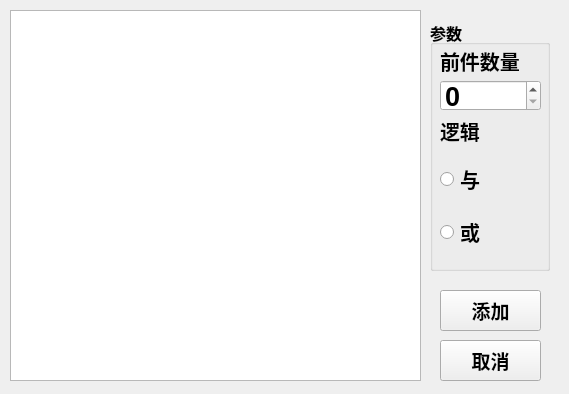
Before: the Qt Designer form course_design/Artificial_Intelligence_experiment/exp_1_Production_System/Production_System_with_GUI/DialogButtonBottom.ui in BLUEMOON233/code, drawn with Qt 5.
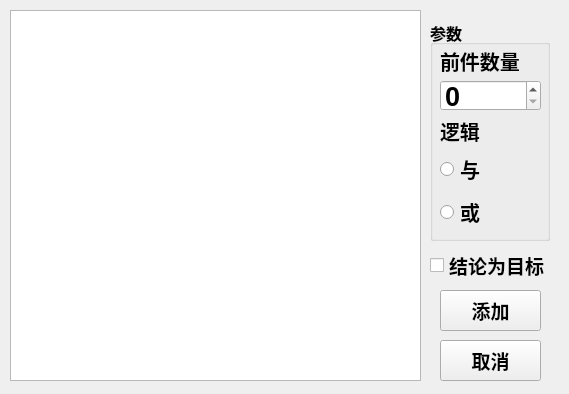
After: the same form once the commit is applied.

The edit to the form file:
```diff
--- a/course_design/Artificial_Intelligence_experiment/exp_1_Production_System/Production_System_with_GUI/DialogButtonBottom.ui
+++ b/course_design/Artificial_Intelligence_experiment/exp_1_Production_System/Production_System_with_GUI/DialogButtonBottom.ui
@@ -19,7 +19,7 @@
      <x>430</x>
      <y>20</y>
      <width>120</width>
-     <height>251</height>
+     <height>221</height>
     </rect>
    </property>
    <property name="font">
@@ -108,7 +108,7 @@
       <x>10</x>
       <y>130</y>
       <width>102</width>
-      <height>111</height>
+      <height>81</height>
      </rect>
     </property>
     <layout class="QVBoxLayout" name="RB_group">
@@ -200,6 +200,26 @@
     </font>
    </property>
   </widget>
+  <widget class="QCheckBox" name="CB_result">
+   <property name="geometry">
+    <rect>
+     <x>430</x>
+     <y>250</y>
+     <width>121</width>
+     <height>31</height>
+    </rect>
+   </property>
+   <property name="font">
+    <font>
+     <pointsize>14</pointsize>
+     <weight>75</weight>
+     <bold>true</bold>
+    </font>
+   </property>
+   <property name="text">
+    <string>结论为目标</string>
+   </property>
+  </widget>
  </widget>
  <resources/>
  <connections>
```
Left out of the diff: 2 changed lines with no effect on the pictures.
